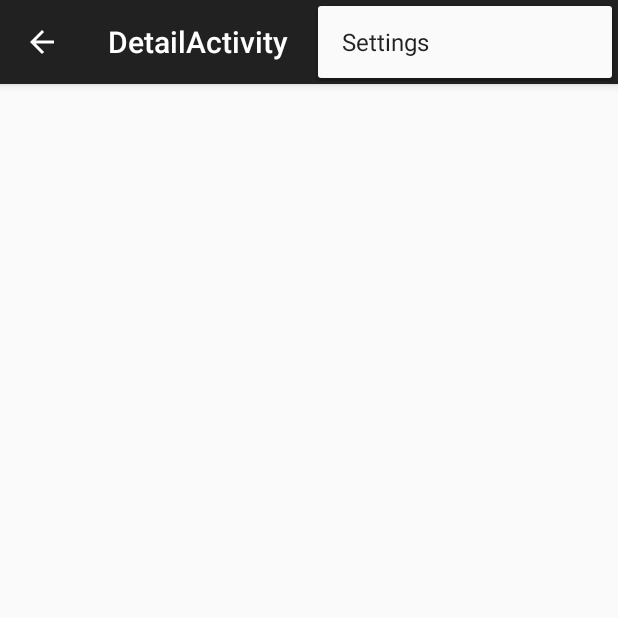
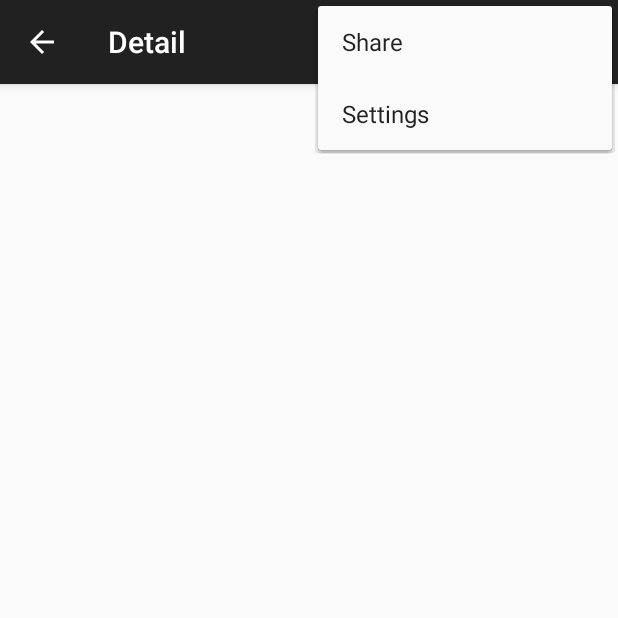
Before and after one commit to vishnu-narayanan/Sunshine, an Android app: the DetailActivityFragment screen opened directly, with no data from a screen before it, with the options menu open, on a phone screen of 412 x 824 dp, the top half of it. Run offline under Robolectric (Android 15) with nearby library versions, the phone set to English and light mode, and no system bars.

Commit message:
added share action provider

```diff
--- a/app/src/main/java/com/vn/sunshine/DetailActivityFragment.java
+++ b/app/src/main/java/com/vn/sunshine/DetailActivityFragment.java
@@ -1,8 +1,15 @@
 package com.vn.sunshine;
 
+import android.content.Intent;
+import android.os.Bundle;
 import android.support.v4.app.Fragment;
-import android.os.Bundle;
+import android.support.v4.view.MenuItemCompat;
+import android.support.v7.widget.ShareActionProvider;
+import android.util.Log;
 import android.view.LayoutInflater;
+import android.view.Menu;
+import android.view.MenuInflater;
+import android.view.MenuItem;
 import android.view.View;
 import android.view.ViewGroup;
 
@@ -11,13 +18,52 @@
  * A placeholder fragment containing a simple view.
  */
 public class DetailActivityFragment extends Fragment {
+    private static final String LOG_TAG = DetailActivity.class.getSimpleName();
+    private static final String FORECAST_SHARE_HASHTAG = " #SunshineApp";
+    private String mForecastStr;
 
     public DetailActivityFragment() {
+        setHasOptionsMenu(true);
     }
+
 
     @Override
     public View onCreateView(LayoutInflater inflater, ViewGroup container,
                              Bundle savedInstanceState) {
-        return inflater.inflate(R.layout.fragment_detail, container, false);
+        View rootView = inflater.inflate(R.layout.fragment_detail, container, false);
+        Intent intent = getActivity().getIntent();
+        if (intent != null && intent.hasExtra(Intent.EXTRA_TEXT))
+            mForecastStr = intent.getStringExtra("weather");
+        return rootView;
     }
+
+    private Intent shareIntentfn() {
+        Intent shareIntent = new Intent(Intent.ACTION_SEND);
+        shareIntent.addFlags(Intent.FLAG_ACTIVITY_CLEAR_WHEN_TASK_RESET);
+        shareIntent.setType("text/plain");
+        shareIntent.putExtra(Intent.EXTRA_TEXT,
+                mForecastStr + FORECAST_SHARE_HASHTAG);
+        return shareIntent;
+    }
+    @Override
+    public void  onCreateOptionsMenu(Menu menu, MenuInflater inflater) {
+        // Inflate the menu; this adds items to the action bar if it is present.
+        inflater.inflate(R.menu.detailfragment, menu);
+
+        // Retrieve the share menu item
+        MenuItem menuItem = menu.findItem(R.id.action_share);
+
+        // Get the provider and hold onto it to set/change the share intent.
+        ShareActionProvider mShareActionProvider =
+                (ShareActionProvider) MenuItemCompat.getActionProvider(menuItem);
+
+        // Attach an intent to this ShareActionProvider.  You can update this at any time,
+        // like when the user selects a new piece of data they might like to share.
+        if (mShareActionProvider != null ) {
+            mShareActionProvider.setShareIntent(shareIntentfn());
+        } else {
+            Log.d(LOG_TAG, "Share Action Provider is null?");
+        }
+    }
+
 }
--- a/app/src/main/res/menu/detailfragment.xml
+++ b/app/src/main/res/menu/detailfragment.xml
@@ -1,4 +1,12 @@
 <?xml version="1.0" encoding="utf-8"?>
-<menu xmlns:android="http://schemas.android.com/apk/res/android">
+<menu xmlns:android="http://schemas.android.com/apk/res/android"
+    xmlns:app="http://schemas.android.com/apk/res-auto">
+
+    <item
+        android:id="@+id/action_share"
+        android:showAsAction="always"
+        android:title="@string/action_share"
+        android:actionProviderClass=
+            "android.support.v7.widget.ShareActionProvider" />
 
 </menu>
--- a/app/src/main/res/menu/menu_detail.xml
+++ b/app/src/main/res/menu/menu_detail.xml
@@ -1,6 +1,10 @@
 <menu xmlns:android="http://schemas.android.com/apk/res/android"
     xmlns:app="http://schemas.android.com/apk/res-auto"
-    xmlns:tools="http://schemas.android.com/tools" tools:context="com.vn.sunshine.DetailActivity">
-    <item android:id="@+id/action_settings" android:title="@string/action_settings"
-        android:orderInCategory="100" app:showAsAction="never" />
+    xmlns:tools="http://schemas.android.com/tools"
+    tools:context="com.vn.sunshine.DetailActivity">
+    <item
+        android:id="@+id/action_settings"
+        android:orderInCategory="100"
+        android:title="@string/action_settings"
+        app:showAsAction="never" />
 </menu>
--- a/app/src/main/res/values/strings.xml
+++ b/app/src/main/res/values/strings.xml
@@ -3,7 +3,7 @@
     <string name="hello_world">Hello world!</string>
     <string name="action_settings">Settings</string>
     <string name="action_refresh">Refresh</string>
-    <string name="title_activity_detail">DetailActivity</string>
+    <string name="title_activity_detail">Detail</string>
     <string name="Settings">Settings</string>
     <string name="title_activity_settings">Settings</string>
     <string name="pref_location_label">Location</string>
@@ -19,6 +19,7 @@
     <string name="pref_unit_imperial" translatable="false">imperial</string>
     <string name="title_activity_map">MapActivity</string>
     <string name="map_settings">Map</string>
+    <string name="action_share">Share</string>
 
 
 </resources>
```
Also changed, not shown: app/src/main/java/com/vn/sunshine/DetailActivity.java (+6 -1 lines).
